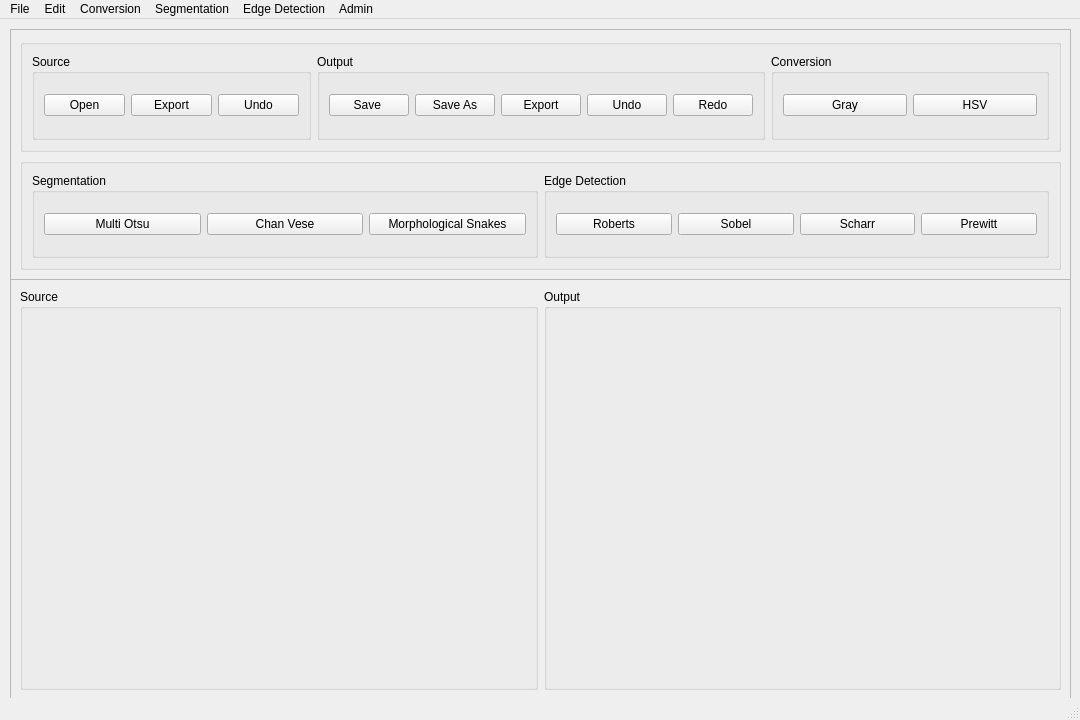
The window that pyqtUI_design.ui (UmutDeniz26/Image-Processing-PyQt5-UI) describes before a commit, drawn with Qt 5.
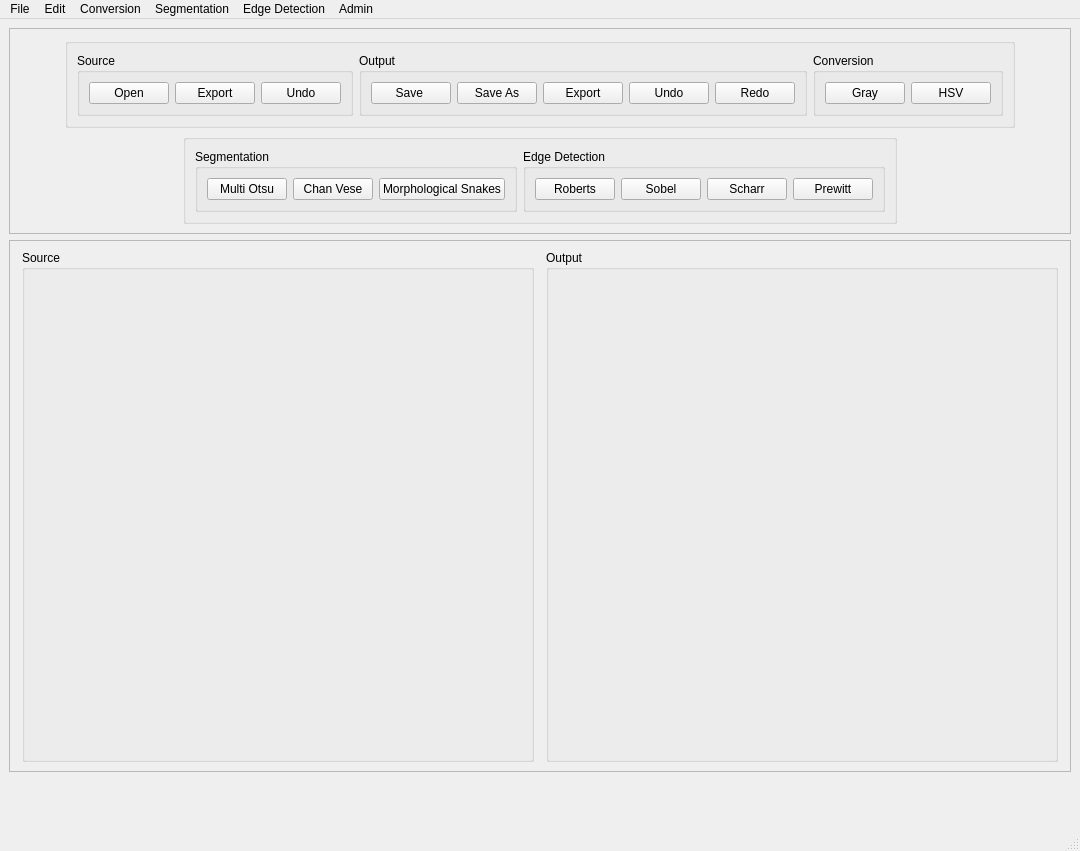
The same window after the commit. Icons and pictures are not drawn.

The edit to the form file:
```diff
--- a/pyqtUI_design.ui
+++ b/pyqtUI_design.ui
@@ -10,13 +10,13 @@
     <x>0</x>
     <y>0</y>
     <width>1080</width>
-    <height>720</height>
+    <height>851</height>
    </rect>
   </property>
   <property name="minimumSize">
    <size>
     <width>1080</width>
-    <height>720</height>
+    <height>800</height>
    </size>
   </property>
   <property name="maximumSize">
@@ -29,15 +29,9 @@
    <string>Lab Project</string>
   </property>
   <widget class="QWidget" name="centralwidget">
+   <layout class="QFormLayout" name="formLayout">
+    <item row="0" column="0" colspan="2">
    <widget class="QFrame" name="toolsFrame">
-    <property name="geometry">
-     <rect>
-      <x>10</x>
-      <y>10</y>
-      <width>1061</width>
-      <height>251</height>
-     </rect>
-    </property>
     <property name="frameShape">
      <enum>QFrame::StyledPanel</enum>
     </property>
@@ -45,7 +39,7 @@
      <enum>QFrame::Raised</enum>
     </property>
     <layout class="QVBoxLayout" name="verticalLayout">
-     <item>
+       <item alignment="Qt::AlignHCenter|Qt::AlignTop">
       <widget class="QGroupBox" name="first_row">
        <property name="title">
         <string/>
@@ -191,7 +185,7 @@
        </layout>
       </widget>
      </item>
-     <item>
+       <item alignment="Qt::AlignHCenter|Qt::AlignBottom">
       <widget class="QGroupBox" name="second_row">
        <property name="title">
         <string/>
@@ -281,30 +275,27 @@
      </item>
     </layout>
    </widget>
-   <widget class="QFrame" name="imagesFrame">
-    <property name="geometry">
-     <rect>
-      <x>10</x>
-      <y>260</y>
-      <width>1061</width>
-      <height>421</height>
-     </rect>
-    </property>
+    </item>
+    <item row="1" column="0" colspan="2">
+     <widget class="QFrame" name="images_frame">
     <property name="frameShape">
      <enum>QFrame::StyledPanel</enum>
     </property>
     <property name="frameShadow">
      <enum>QFrame::Raised</enum>
     </property>
-    <layout class="QHBoxLayout" name="horizontalLayout_5">
-     <item>
+      <layout class="QHBoxLayout" name="horizontalLayout_11">
+       <item alignment="Qt::AlignHCenter|Qt::AlignVCenter">
       <widget class="QGroupBox" name="sourceImageBox">
        <property name="minimumSize">
         <size>
-         <width>256</width>
-         <height>256</height>
-        </size>
-       </property>
+           <width>512</width>
+           <height>512</height>
+          </size>
+         </property>
+         <property name="cursor">
+          <cursorShape>ArrowCursor</cursorShape>
+         </property>
        <property name="title">
         <string>Source</string>
        </property>
@@ -319,12 +310,12 @@
        </layout>
       </widget>
      </item>
-     <item>
+       <item alignment="Qt::AlignHCenter|Qt::AlignVCenter">
       <widget class="QGroupBox" name="outputImageBox">
        <property name="minimumSize">
         <size>
-         <width>256</width>
-         <height>256</height>
+           <width>512</width>
+           <height>512</height>
         </size>
        </property>
        <property name="title">
@@ -343,6 +334,8 @@
      </item>
     </layout>
    </widget>
+    </item>
+   </layout>
   </widget>
   <widget class="QMenuBar" name="menubar">
    <property name="geometry">
```
Lines whose indentation alone changed are shown as unchanged.
